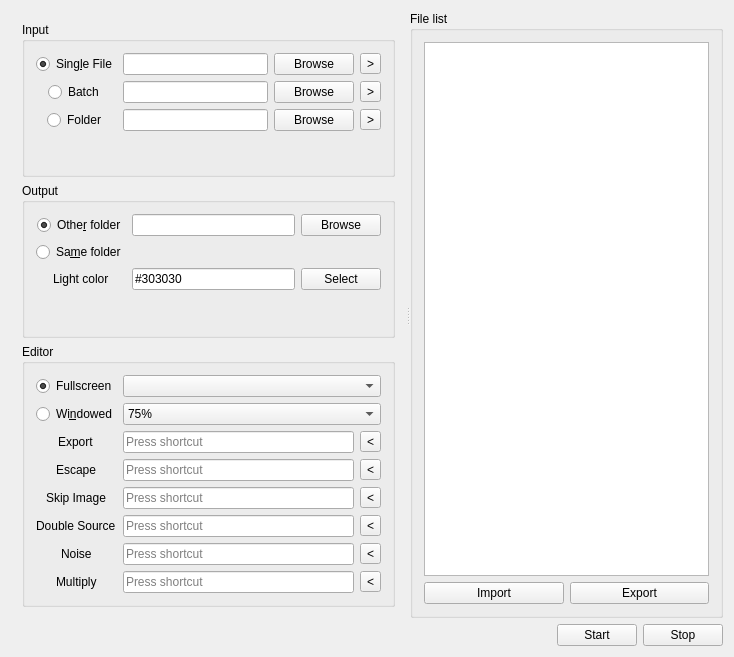
The window that mainwindow.ui (cmdrkotori/darkcropper) describes before a commit, drawn with Qt 5.
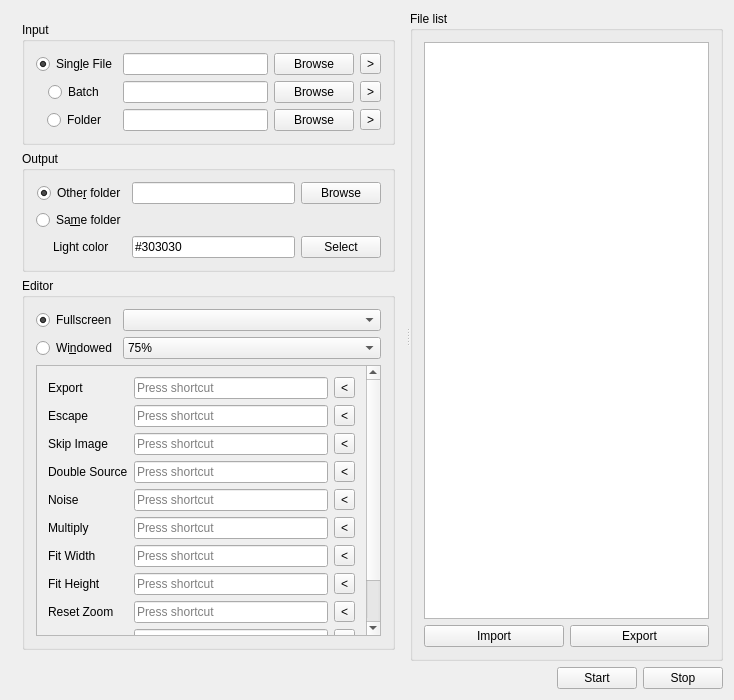
The same window after the commit. Icons and pictures are not drawn.

Commit message:
mainwindow.ui: add more shortcut buttons
Rehost shortcuts in a scroll area, the window is getting a trifle big.

```diff
--- a/mainwindow.ui
+++ b/mainwindow.ui
@@ -7,7 +7,7 @@
     <x>0</x>
     <y>0</y>
     <width>734</width>
-    <height>657</height>
+    <height>700</height>
    </rect>
   </property>
   <property name="windowTitle">
@@ -25,7 +25,7 @@
        <enum>Qt::Horizontal</enum>
       </property>
       <widget class="QWidget" name="">
-       <layout class="QVBoxLayout" name="verticalLayout">
+       <layout class="QVBoxLayout" name="verticalLayout" stretch="0,0,1">
         <item>
          <widget class="QGroupBox" name="groupBox">
           <property name="title">
@@ -234,6 +234,8 @@
           <property name="title">
            <string>Editor</string>
           </property>
+          <layout class="QVBoxLayout" name="verticalLayout_4" stretch="0,1">
+           <item>
           <layout class="QFormLayout" name="formLayout_3">
            <property name="labelAlignment">
             <set>Qt::AlignCenter</set>
@@ -297,7 +299,51 @@
              </item>
             </widget>
            </item>
-           <item row="3" column="0">
+            </layout>
+           </item>
+           <item>
+            <widget class="QScrollArea" name="shortcutArea">
+             <property name="widgetResizable">
+              <bool>true</bool>
+             </property>
+             <widget class="QWidget" name="scrollAreaWidgetContents">
+              <property name="geometry">
+               <rect>
+                <x>0</x>
+                <y>-147</y>
+                <width>356</width>
+                <height>386</height>
+               </rect>
+              </property>
+              <layout class="QFormLayout" name="formLayout_4">
+               <item row="0" column="0">
+                <widget class="QLabel" name="label_6">
+                 <property name="sizePolicy">
+                  <sizepolicy hsizetype="MinimumExpanding" vsizetype="Preferred">
+                   <horstretch>0</horstretch>
+                   <verstretch>0</verstretch>
+                  </sizepolicy>
+                 </property>
+                 <property name="text">
+                  <string>Export</string>
+                 </property>
+                </widget>
+               </item>
+               <item row="0" column="1">
+                <layout class="QHBoxLayout" name="horizontalLayout_11">
+                 <item>
+                  <widget class="QKeySequenceEdit" name="exportEdit"/>
+                 </item>
+                 <item>
+                  <widget class="QToolButton" name="exportReset">
+                   <property name="text">
+                    <string>&lt;</string>
+                   </property>
+                  </widget>
+                 </item>
+                </layout>
+               </item>
+               <item row="1" column="0">
             <widget class="QLabel" name="label">
              <property name="sizePolicy">
               <sizepolicy hsizetype="MinimumExpanding" vsizetype="Preferred">
@@ -310,7 +356,7 @@
              </property>
             </widget>
            </item>
-           <item row="3" column="1">
+               <item row="1" column="1">
             <layout class="QHBoxLayout" name="horizontalLayout_5">
              <item>
               <widget class="QKeySequenceEdit" name="escapeEdit"/>
@@ -324,7 +370,7 @@
              </item>
             </layout>
            </item>
-           <item row="4" column="0">
+               <item row="2" column="0">
             <widget class="QLabel" name="label_2">
              <property name="sizePolicy">
               <sizepolicy hsizetype="MinimumExpanding" vsizetype="Preferred">
@@ -337,7 +383,7 @@
              </property>
             </widget>
            </item>
-           <item row="4" column="1">
+               <item row="2" column="1">
             <layout class="QHBoxLayout" name="horizontalLayout_6">
              <item>
               <widget class="QKeySequenceEdit" name="skipEdit"/>
@@ -351,47 +397,7 @@
              </item>
             </layout>
            </item>
-           <item row="7" column="0">
-            <widget class="QLabel" name="label_3">
-             <property name="sizePolicy">
-              <sizepolicy hsizetype="MinimumExpanding" vsizetype="Preferred">
-               <horstretch>0</horstretch>
-               <verstretch>0</verstretch>
-              </sizepolicy>
-             </property>
-             <property name="text">
-              <string>Multiply</string>
-             </property>
-            </widget>
-           </item>
-           <item row="7" column="1">
-            <layout class="QHBoxLayout" name="horizontalLayout_8">
-             <item>
-              <widget class="QKeySequenceEdit" name="multiplyEdit"/>
-             </item>
-             <item>
-              <widget class="QToolButton" name="multiplyReset">
-               <property name="text">
-                <string>&lt;</string>
-               </property>
-              </widget>
-             </item>
-            </layout>
-           </item>
-           <item row="6" column="0">
-            <widget class="QLabel" name="label_4">
-             <property name="sizePolicy">
-              <sizepolicy hsizetype="MinimumExpanding" vsizetype="Preferred">
-               <horstretch>0</horstretch>
-               <verstretch>0</verstretch>
-              </sizepolicy>
-             </property>
-             <property name="text">
-              <string>Noise</string>
-             </property>
-            </widget>
-           </item>
-           <item row="5" column="0">
+               <item row="3" column="0">
             <widget class="QLabel" name="label_5">
              <property name="sizePolicy">
               <sizepolicy hsizetype="MinimumExpanding" vsizetype="Preferred">
@@ -404,7 +410,7 @@
              </property>
             </widget>
            </item>
-           <item row="5" column="1">
+               <item row="3" column="1">
             <layout class="QHBoxLayout" name="horizontalLayout_9">
              <item>
               <widget class="QKeySequenceEdit" name="doubleEdit"/>
@@ -418,7 +424,20 @@
              </item>
             </layout>
            </item>
-           <item row="6" column="1">
+               <item row="4" column="0">
+                <widget class="QLabel" name="label_4">
+                 <property name="sizePolicy">
+                  <sizepolicy hsizetype="MinimumExpanding" vsizetype="Preferred">
+                   <horstretch>0</horstretch>
+                   <verstretch>0</verstretch>
+                  </sizepolicy>
+                 </property>
+                 <property name="text">
+                  <string>Noise</string>
+                 </property>
+                </widget>
+               </item>
+               <item row="4" column="1">
             <layout class="QHBoxLayout" name="horizontalLayout_10">
              <item>
               <widget class="QKeySequenceEdit" name="noiseEdit"/>
@@ -432,8 +451,8 @@
              </item>
             </layout>
            </item>
-           <item row="2" column="0">
-            <widget class="QLabel" name="label_6">
+               <item row="5" column="0">
+                <widget class="QLabel" name="label_3">
              <property name="sizePolicy">
               <sizepolicy hsizetype="MinimumExpanding" vsizetype="Preferred">
                <horstretch>0</horstretch>
@@ -441,23 +460,132 @@
               </sizepolicy>
              </property>
              <property name="text">
-              <string>Export</string>
+                  <string>Multiply</string>
              </property>
             </widget>
            </item>
-           <item row="2" column="1">
-            <layout class="QHBoxLayout" name="horizontalLayout_11">
+               <item row="5" column="1">
+                <layout class="QHBoxLayout" name="horizontalLayout_8">
              <item>
-              <widget class="QKeySequenceEdit" name="exportEdit"/>
+                  <widget class="QKeySequenceEdit" name="multiplyEdit"/>
              </item>
              <item>
-              <widget class="QToolButton" name="exportReset">
+                  <widget class="QToolButton" name="multiplyReset">
                <property name="text">
                 <string>&lt;</string>
                </property>
               </widget>
              </item>
             </layout>
+               </item>
+               <item row="6" column="0">
+                <widget class="QLabel" name="label_8">
+                 <property name="text">
+                  <string>Fit Width</string>
+                 </property>
+                </widget>
+               </item>
+               <item row="6" column="1">
+                <layout class="QHBoxLayout" name="horizontalLayout_14">
+                 <item>
+                  <widget class="QKeySequenceEdit" name="fitWidthEdit"/>
+                 </item>
+                 <item>
+                  <widget class="QToolButton" name="fitWidthReset">
+                   <property name="text">
+                    <string>&lt;</string>
+                   </property>
+                  </widget>
+                 </item>
+                </layout>
+               </item>
+               <item row="7" column="0">
+                <widget class="QLabel" name="label_9">
+                 <property name="text">
+                  <string>Fit Height</string>
+                 </property>
+                </widget>
+               </item>
+               <item row="7" column="1">
+                <layout class="QHBoxLayout" name="horizontalLayout_15">
+                 <item>
+                  <widget class="QKeySequenceEdit" name="fitHeightEdit"/>
+                 </item>
+                 <item>
+                  <widget class="QToolButton" name="fitHeightReset">
+                   <property name="text">
+                    <string>&lt;</string>
+                   </property>
+                  </widget>
+                 </item>
+                </layout>
+               </item>
+               <item row="8" column="0">
+                <widget class="QLabel" name="label_10">
+                 <property name="text">
+                  <string>Reset Zoom</string>
+                 </property>
+                </widget>
+               </item>
+               <item row="8" column="1">
+                <layout class="QHBoxLayout" name="horizontalLayout_16">
+                 <item>
+                  <widget class="QKeySequenceEdit" name="resetZoomEdit"/>
+                 </item>
+                 <item>
+                  <widget class="QToolButton" name="resetZoomReset">
+                   <property name="text">
+                    <string>&lt;</string>
+                   </property>
+                  </widget>
+                 </item>
+                </layout>
+               </item>
+               <item row="9" column="0">
+                <widget class="QLabel" name="label_11">
+                 <property name="text">
+                  <string>Reset Rotation</string>
+                 </property>
+                </widget>
+               </item>
+               <item row="9" column="1">
+                <layout class="QHBoxLayout" name="horizontalLayout_17">
+                 <item>
+                  <widget class="QKeySequenceEdit" name="resetRotationEdit"/>
+                 </item>
+                 <item>
+                  <widget class="QToolButton" name="resetRotationReset">
+                   <property name="text">
+                    <string>&lt;</string>
+                   </property>
+                  </widget>
+                 </item>
+                </layout>
+               </item>
+               <item row="10" column="0">
+                <widget class="QLabel" name="label_12">
+                 <property name="text">
+                  <string>Reset Location</string>
+                 </property>
+                </widget>
+               </item>
+               <item row="10" column="1">
+                <layout class="QHBoxLayout" name="horizontalLayout_18">
+                 <item>
+                  <widget class="QKeySequenceEdit" name="resetLocationEdit"/>
+                 </item>
+                 <item>
+                  <widget class="QToolButton" name="resetLocationReset">
+                   <property name="text">
+                    <string>&lt;</string>
+                   </property>
+                  </widget>
+                 </item>
+                </layout>
+               </item>
+              </layout>
+             </widget>
+            </widget>
            </item>
           </layout>
          </widget>
```
Lines whose indentation alone changed are shown as unchanged.
